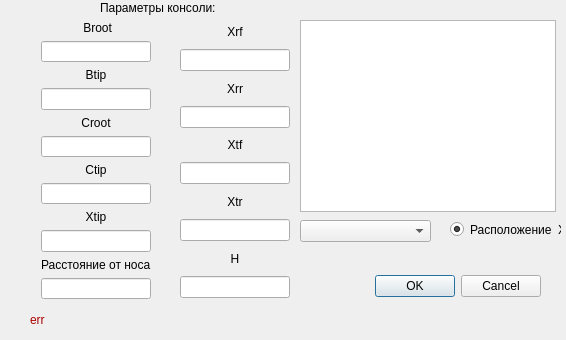
This is Gui/Dialogs/addplanedialog.ui in Soma247/Rocket as Qt 5 draws it before an edit. The edited form follows.
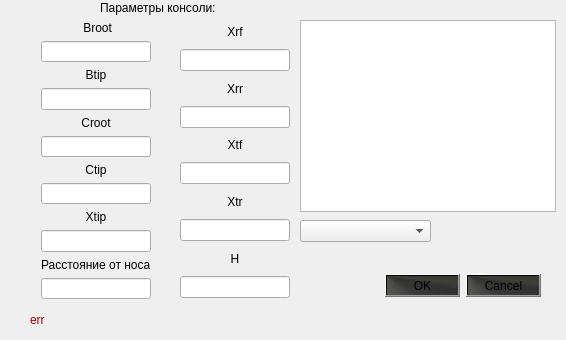
This is the edited form.

The edit to the form file:
```diff
--- a/Gui/Dialogs/addplanedialog.ui
+++ b/Gui/Dialogs/addplanedialog.ui
@@ -13,6 +13,9 @@
   <property name="windowTitle">
    <string>Dialog</string>
   </property>
+  <property name="styleSheet">
+   <string notr="true">background-color: qconicalgradient(cx:0, cy:0.972, angle:170.1, stop:0 rgba(81, 81, 73, 69), stop:0.0224719 rgba(49, 49, 49, 255), stop:0.179775 rgba(19, 19, 17, 231), stop:0.258427 rgba(33, 33, 31, 222), stop:0.365169 rgba(24, 24, 24, 235), stop:0.483146 rgba(51, 51, 51, 250), stop:0.617978 rgba(21, 21, 19, 248), stop:0.724719 rgba(12, 12, 10, 252), stop:0.842697 rgba(5, 5, 4, 215), stop:0.921348 rgba(26, 22, 19, 234), stop:0.949438 rgba(58, 58, 51, 69), stop:1 rgba(74, 74, 57, 255));</string>
+  </property>
   <widget class="QDialogButtonBox" name="buttonBox">
    <property name="geometry">
     <rect>
@@ -22,6 +25,9 @@
      <height>32</height>
     </rect>
    </property>
+   <property name="styleSheet">
+    <string notr="true">background-color:qconicalgradient(cx:0, cy:0, angle:170.1, stop:0 rgba(81, 81, 73, 69), stop:0.235955 rgba(92, 92, 83, 231), stop:0.353933 rgba(51, 51, 51, 250), stop:0.423533 rgba(49, 49, 49, 255), stop:0.477581 rgba(58, 58, 53, 248), stop:0.55 rgba(51, 51, 40, 255), stop:0.57754 rgba(58, 54, 37, 130), stop:0.625 rgba(58, 58, 51, 69), stop:0.921348 rgba(26, 22, 19, 234), stop:1 rgba(74, 74, 57, 255))</string>
+   </property>
    <property name="orientation">
     <enum>Qt::Horizontal</enum>
    </property>
@@ -39,22 +45,6 @@
     </rect>
    </property>
   </widget>
-  <widget class="QRadioButton" name="rb_X">
-   <property name="geometry">
-    <rect>
-     <x>450</x>
-     <y>220</y>
-     <width>111</width>
-     <height>19</height>
-    </rect>
-   </property>
-   <property name="text">
-    <string>Расположение  Х</string>
-   </property>
-   <property name="checked">
-    <bool>true</bool>
-   </property>
-  </widget>
   <widget class="QLabel" name="label_warning">
    <property name="geometry">
     <rect>
```
Left out of the diff: 282 changed lines with no effect on the pictures.
